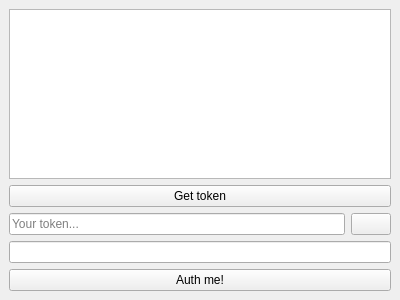
First picture: the form in client/auth.ui, repository khram2003/BPKproject, before the edit.
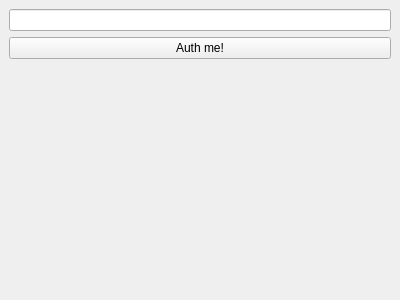
Second picture: the form after the edit.

The edit to the form file:
```diff
--- a/client/auth.ui
+++ b/client/auth.ui
@@ -18,53 +18,14 @@
     <property name="sizeConstraint">
      <enum>QLayout::SetMaximumSize</enum>
     </property>
-    <item row="3" column="1">
+    <item row="1" column="1">
      <widget class="QPushButton" name="AuthButton">
       <property name="text">
        <string>Auth me!</string>
       </property>
      </widget>
     </item>
-    <item row="1" column="1">
-     <layout class="QHBoxLayout" name="horizontalLayout">
-      <item>
-       <widget class="QLineEdit" name="lineEdit_2">
-        <property name="placeholderText">
-         <string>Your token...</string>
-        </property>
-       </widget>
-      </item>
-      <item>
-       <widget class="QPushButton" name="TokenButton">
-        <property name="text">
-         <string/>
-        </property>
-       </widget>
-      </item>
-     </layout>
-    </item>
     <item row="0" column="1">
-     <layout class="QVBoxLayout" name="verticalLayout">
-      <item>
-       <widget class="QTextBrowser" name="textBrowser">
-        <property name="markdown">
-         <string>You should click button below to get token and paste it into specific field.
-That is needed to give us access to your Trello token.
-
-</string>
-        </property>
-       </widget>
-      </item>
-      <item>
-       <widget class="QPushButton" name="TrelloButton">
-        <property name="text">
-         <string>Get token</string>
-        </property>
-       </widget>
-      </item>
-     </layout>
-    </item>
-    <item row="2" column="1">
      <widget class="QLineEdit" name="lineEdit"/>
     </item>
    </layout>
```
